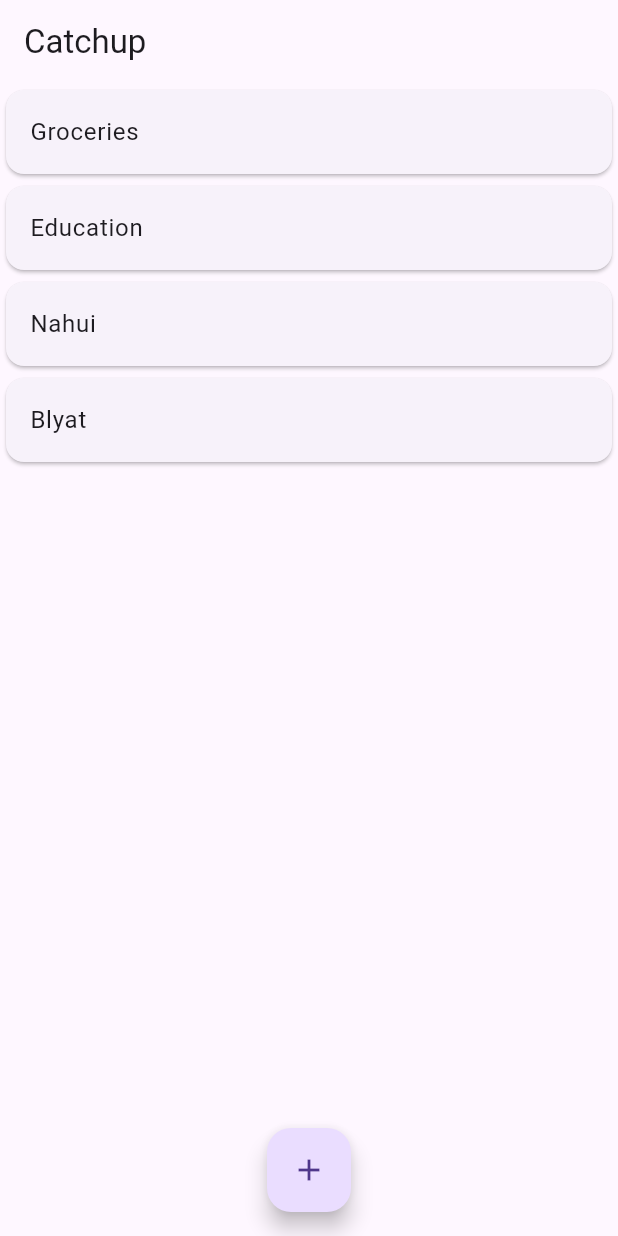
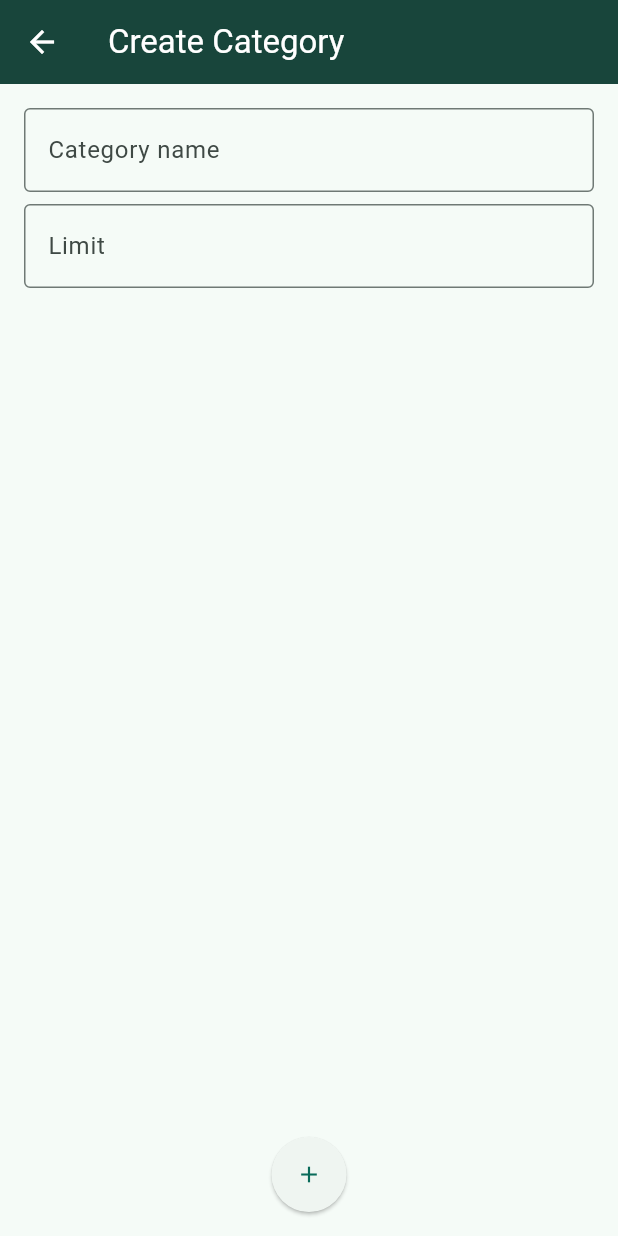
Before and after one commit to Catchup-SP9/Catchup, a Flutter app: the screen it shows after launch, after a tap on the "add" icon, on a phone screen of 412 x 824 dp. Run offline on Flutter 3.47's test engine with Material 3 defaults, Android fonts, the phone set to English and light mode, and no system bars; our stand-ins replace sqflite; accounts and stored records are empty.

```diff
--- /dev/null
+++ b/lib/database.dart
@@ -0,0 +1,54 @@
+import 'package:mobile/models/category.dart';
+import 'package:sqflite/sqflite.dart';
+import 'package:path/path.dart';
+
+class CatchupDatabase {
+  static final CatchupDatabase instance = CatchupDatabase._init();
+
+  static Database? _database;
+
+  CatchupDatabase._init();
+
+  Future<Database> get database async {
+    if (_database != null) return _database!;
+
+    _database = await _initDB('catchup.db');
+    return _database!;
+  }
+
+  Future<Database> _initDB(String filePath) async {
+    String dbPath = await getDatabasesPath();
+    String path = join(dbPath, filePath);
+
+    return await openDatabase(path, onCreate: _createDB, version: 2);
+  }
+
+  // initial database creation
+  Future _createDB(Database db, int version) async {
+    await db.execute(
+        "CREATE TABLE categories(id INTEGER PRIMARY KEY AUTOINCREMENT, name TEXT NOT NULL, spend_limit INTEGER NOT NULL)");
+  }
+
+  Future<int> createCategory(CatchupCategory category) async {
+    final db = await instance.database;
+    return await db.insert('categories', category.toMap(),
+        conflictAlgorithm: ConflictAlgorithm.replace);
+  }
+
+  Future<List<CatchupCategory>> getAllCategories() async {
+    final db = await instance.database;
+    final List<Map<String, Object?>> queryResult =
+        await db.query('categories', orderBy: "id DESC");
+    return queryResult.map((e) => CatchupCategory.fromMap(e)).toList();
+  }
+
+  Future close() async {
+    final db = await instance.database;
+    db.close();
+  }
+
+  Future<int> deleteCategory(int id) async {
+    final db = await instance.database;
+    return await db.delete('categories', where: 'id = ?', whereArgs: [id]);
+  }
+}
--- a/lib/main.dart
+++ b/lib/main.dart
@@ -1,4 +1,9 @@
 import 'package:flutter/material.dart';
+import 'package:mobile/database.dart';
+import 'package:mobile/views/category_details.dart';
+import 'package:mobile/views/create_category.dart';
+
+import 'models/category.dart';
 
 void main() {
   runApp(const CatchupApp());
@@ -13,8 +18,12 @@ class CatchupApp extends StatelessWidget {
     return MaterialApp(
       title: 'Catchup',
       theme: ThemeData(
-        colorScheme: ColorScheme.fromSeed(seedColor: Colors.green),
+        colorScheme: ColorScheme.fromSeed(seedColor: const Color(0xff18453B)),
         useMaterial3: true,
+        appBarTheme: const AppBarTheme(
+          backgroundColor: Color(0xff18453B),
+          foregroundColor: Colors.white,
+        ),
       ),
       home: const HomePage(title: 'Catchup'),
     );
@@ -24,61 +33,107 @@ class CatchupApp extends StatelessWidget {
 class HomePage extends StatefulWidget {
   const HomePage({super.key, required this.title});
 
-  // This widget is the home page of your application. It is stateful, meaning
-  // that it has a State object (defined below) that contains fields that affect
-  // how it looks.
-
-  // This class is the configuration for the state. It holds the values (in this
-  // case the title) provided by the parent (in this case the App widget) and
-  // used by the build method of the State. Fields in a Widget subclass are
-  // always marked "final".
-
   final String title;
 
   @override
   State<HomePage> createState() => _HomePageState();
 }
-/*hui
-huina
-huevo
- */
+
 class _HomePageState extends State<HomePage> {
+  late List<CatchupCategory> categories;
+  bool isLoading = false;
+  bool isEditing = false;
+
+  // Override initState to call refreshCategories when the app starts
+  @override
+  void initState() {
+    super.initState();
+    refreshCategories();
+  }
+
+  // Override dispose to close the database when the app is closed
+  @override
+  void dispose() {
+    CatchupDatabase.instance.close();
+    super.dispose();
+  }
+
+  // refreshCategories is a method that will refresh the categories list
+  // the isLoading variable is used to show a loading indicator
+  // and prevent the user from interacting with the app while the database is being queried
+  Future refreshCategories() async {
+    setState(() => isLoading = true);
+
+    categories = await CatchupDatabase.instance.getAllCategories();
+
+    setState(() => isLoading = false);
+  }
+
   @override
   Widget build(BuildContext context) {
-    return MaterialApp(
-      title: "Catchup",
-      home: Scaffold(
-        appBar: AppBar(
-          title: const Text("Catchup"),
-        ),
-        body: ListView(
-          children: const <Widget>[
-            Card(
-              child: ListTile(
-                title: Text('Groceries'),
-              ),
-            ),
-            Card(
-              child: ListTile(
-                title: Text('Education'),
-              ),
-            ),
-            Card(
-              child: ListTile(
-                title: Text('Nahui'),
-              ),
-            ),
-            Card(
-              child: ListTile(
-                title: Text('Blyat'),
-              ),
-            ),
-          ],
-        ),
-        floatingActionButton: FloatingActionButton(
-            onPressed: () {}, child: const Icon(Icons.add)),
-        floatingActionButtonLocation: FloatingActionButtonLocation.centerFloat,
+    return Scaffold(
+      appBar: AppBar(
+        title: const Text("Catchup"),
+        actions: <Widget>[
+          IconButton(
+              onPressed: () {}, icon: const Icon(Icons.upload_file_outlined))
+        ],
       ),
+      // If the app is loading, show a loading text
+      body: isLoading
+          ? const Center(child: Text("Loading"))
+          // then check if the categories list is empty
+          : categories.isEmpty
+              // if it is empty, show a text to add a category
+              ? const Center(
+                  child: Text("It is lonely here, maybe add a category?"),
+                )
+              // if it is not empty, show the list of categories
+              // ListView.builder is used to build a list of widgets from a list of data
+              : ListView.builder(
+                  padding: const EdgeInsets.only(bottom: 100),
+                  itemCount: categories.length,
+                  itemBuilder: buildCategories),
+      // The floating button at the bottom of the screen
+      floatingActionButton: FloatingActionButton(
+          shape: const CircleBorder(),
+          onPressed: () async {
+            // When the button is pressed, navigate to the CreateCategoryPage
+            // and wait for the user to return
+            await Navigator.push(
+              context,
+              MaterialPageRoute(
+                  builder: (context) => const CreateCategoryPage()),
+            );
+            // When the user returns, refresh the categories list
+            refreshCategories();
+          },
+          child: const Icon(Icons.add)),
+      // The position of the floating button
+      floatingActionButtonLocation: FloatingActionButtonLocation.centerFloat,
+    );
+  }
+
+  Widget buildCategories(BuildContext context, int index) {
+    // InkWell is a widget that allows us to add a tap event to a widget
+    return InkWell(
+      child: Card(
+          child: ListTile(
+        title: Text(categories[index].name),
+        trailing: isEditing
+            ? const IconButton(onPressed: null, icon: Icon(Icons.edit))
+            : null,
+      )),
+      onTap: () async {
+        // When the category is tapped, navigate to the CategoryDetailsPage
+        // and wait for the user to return
+        await Navigator.push(
+            context,
+            MaterialPageRoute(
+                builder: (context) => CategoryDetailsPage(categories[index])));
+        // When the user returns, refresh the categories list
+        refreshCategories();
+      },
     );
   }
 }
--- /dev/null
+++ b/lib/models/category.dart
@@ -0,0 +1,18 @@
+class CatchupCategory {
+  final int? id;
+  final String name;
+  final int spendLimit;
+
+  CatchupCategory({this.id, required this.name, required this.spendLimit});
+
+  // Convert a Map to a Category object
+  CatchupCategory.fromMap(Map<String, dynamic> item)
+      : id = item["id"] as int?,
+        name = item["name"] as String,
+        spendLimit = item["spend_limit"] as int;
+
+  // Convert a Category object to a Map
+  Map<String, Object?> toMap() {
+    return {"id": id, "name": name, "spend_limit": spendLimit};
+  }
+}
--- /dev/null
+++ b/lib/views/create_category.dart
@@ -0,0 +1,107 @@
+import 'package:flutter/material.dart';
+import 'package:flutter/services.dart';
+import 'package:mobile/database.dart';
+import 'package:mobile/models/category.dart';
+
+class CreateCategoryPage extends StatefulWidget {
+  const CreateCategoryPage({super.key});
+
+  @override
+  State<CreateCategoryPage> createState() => _CreateCategoryState();
+}
+
+class _CreateCategoryState extends State<CreateCategoryPage> {
+  // textController and numberController are used to get the values from the
+  // text fields
+  final textController = TextEditingController();
+  final numberController = TextEditingController();
+
+  // _formKey is used to validate the form
+  final _formKey = GlobalKey<FormState>();
+
+  // Override dispose to close the controllers when the page is closed
+  @override
+  void dispose() {
+    textController.dispose();
+    numberController.dispose();
+    super.dispose();
+  }
+
+  @override
+  Widget build(BuildContext context) {
+    return Scaffold(
+        appBar: AppBar(
+          title: const Text("Create Category"),
+        ),
+        body: Padding(
+          // Padding is used to add some space around the form
+          padding: const EdgeInsets.all(16),
+          child: Column(children: <Widget>[
+            Flexible(
+              child: Form(
+                  key: _formKey,
+                  // The form contains two text fields
+                  child: Column(
+                    children: <Widget>[
+                      // The TextFormField is used to get text input from the user
+                      // for the category name
+                      TextFormField(
+                        decoration: const InputDecoration(
+                            border: OutlineInputBorder(),
+                            labelText: "Category name"),
+                        controller: textController,
+                        // Validate the input to make sure it is not empty
+                        validator: (value) {
+                          if (value == null || value.isEmpty) {
+                            return 'Please enter a category name';
+                          }
+                          return null;
+                        },
+                      ),
+                      // SizedBox is used to add some space between the two text fields
+                      const SizedBox(height: 8),
+                      // The second TextFormField is used to get the spending limit
+                      TextFormField(
+                        decoration: const InputDecoration(
+                            border: OutlineInputBorder(), labelText: "Limit"),
+                        controller: numberController,
+                        // only allow numbers to be entered
+                        keyboardType: TextInputType.number,
+                        inputFormatters: <TextInputFormatter>[
+                          FilteringTextInputFormatter.allow(
+                              RegExp(r'^[0-9]+\.?[0-9]{0,2}'))
+                        ],
+                        // ensure that the input is not empty
+                        validator: (value) {
+                          if (value == null || value.isEmpty) {
+                            return 'Please enter a valid number';
+                          }
+                          return null;
+                        },
+                      )
+                    ],
+                  )),
+            ),
+            // The ElevatedButton is used to submit the form
+            ElevatedButton(
+              onPressed: () async {
+                if (_formKey.currentState!.validate()) {
+                  // convert the number to cents
+                  int spendingLimit =
+                      (double.parse(numberController.text) * 100).round();
+                  // create the category
+                  await CatchupDatabase.instance.createCategory(CatchupCategory(
+                      name: textController.text, spendLimit: spendingLimit));
+                  // close the page and return to the previous page
+                  Navigator.pop(context);
+                }
+              },
+              style: ElevatedButton.styleFrom(
+                  shape: const CircleBorder(),
+                  padding: const EdgeInsets.all(16)),
+              child: const Icon(Icons.add),
+            )
+          ]),
+        ));
+  }
+}
--- a/pubspec.yaml
+++ b/pubspec.yaml
@@ -35,6 +35,9 @@ dependencies:
   # The following adds the Cupertino Icons font to your application.
   # Use with the CupertinoIcons class for iOS style icons.
   cupertino_icons: ^1.0.2
+  sqflite: ^2.3.0
+  path: ^1.8.3
+  provider: ^6.1.1
 
 dev_dependencies:
   flutter_test:
```
Also changed, not shown: lib/views/category_details.dart (added, +57 -0 lines), pubspec.lock.
